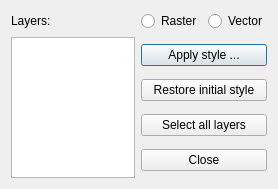
This is multiqml.ui in AKU-Abt-Archaeologie-Liechtenstein/qgis_multiqml as Qt 5 draws it before an edit. The edited form follows.
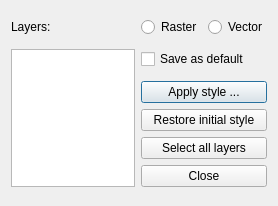
This is the edited form.

Commit message: added option to save styles as default update legend icons after applying style remove unused file

What changed in the file:
```diff
--- a/multiqml.ui
+++ b/multiqml.ui
@@ -7,7 +7,7 @@
     <x>0</x>
     <y>0</y>
     <width>278</width>
-    <height>189</height>
+    <height>206</height>
    </rect>
   </property>
   <property name="sizePolicy">
@@ -65,7 +65,7 @@
      </property>
     </widget>
    </item>
-   <item row="1" column="0">
+   <item row="1" column="0" rowspan="2">
     <widget class="QListView" name="lvMapLayers">
      <property name="sizePolicy">
       <sizepolicy hsizetype="Expanding" vsizetype="Expanding">
@@ -84,7 +84,7 @@
      </property>
     </widget>
    </item>
-   <item row="1" column="1" colspan="2">
+   <item row="2" column="1" colspan="2">
     <layout class="QVBoxLayout" name="verticalLayout">
      <item>
       <widget class="QPushButton" name="pbnApplyStyle">
@@ -116,6 +116,13 @@
      </item>
     </layout>
    </item>
+   <item row="1" column="1" colspan="2">
+    <widget class="QCheckBox" name="checkMakeDefault">
+     <property name="text">
+      <string>Save as default</string>
+     </property>
+    </widget>
+   </item>
   </layout>
  </widget>
  <tabstops>
```
The commit also changes 4 other files.
